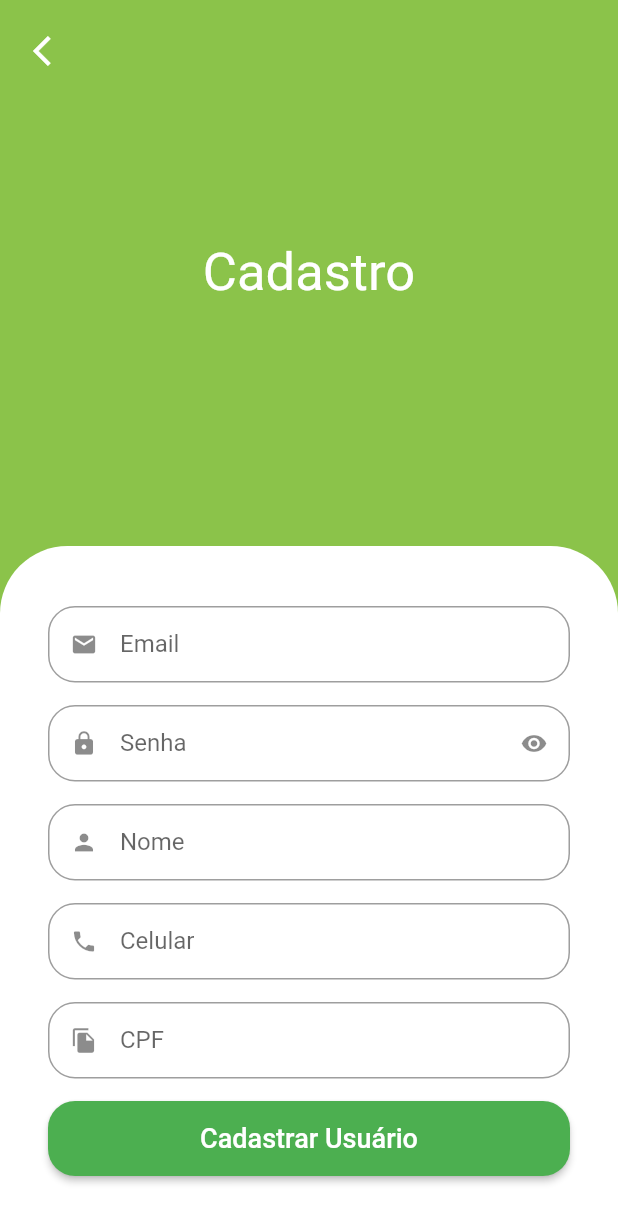
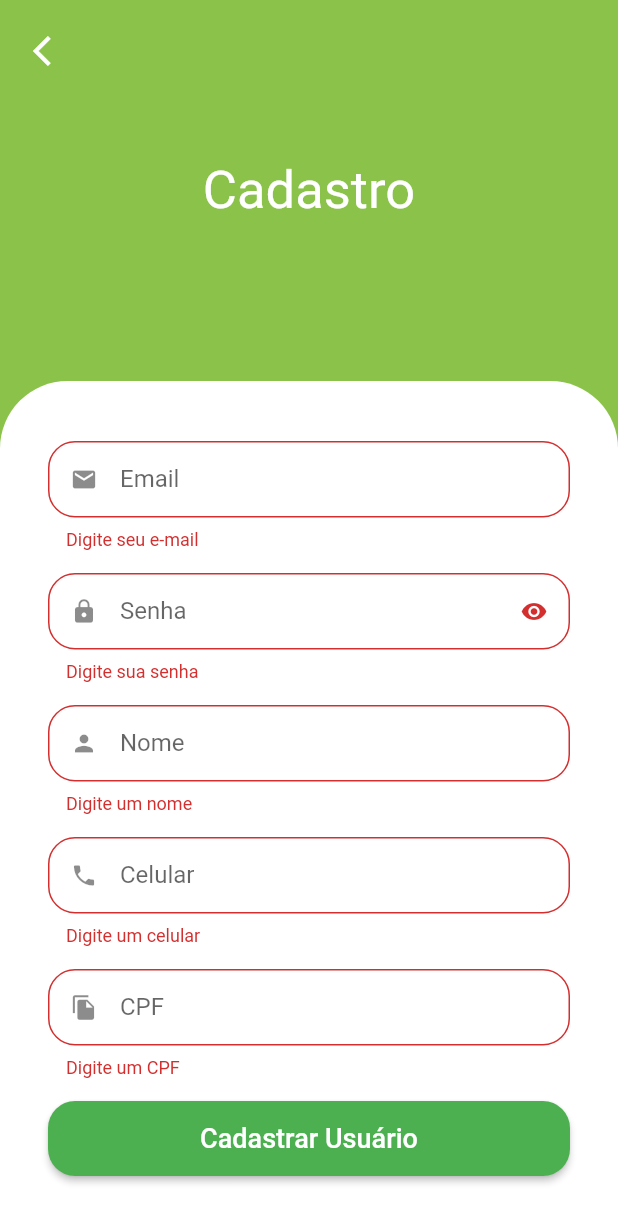
Before and after one commit to Lucianoal0511/Greengrocer, a Flutter app: the SignUpScreen screen opened by its route, after a tap on "Cadastrar Usuário", on a phone screen of 412 x 824 dp. Shown: the top 1223 px of the screen. Run offline on Flutter 3.47's test engine with Material 2 defaults, Android fonts, the light colour scheme and no system bars; our stand-ins replace animated_text_kit, badges, dio, flutter_secure_storage, fluttertoast, freezed_annotation and 4 more; missing offline and left inert: add_to_cart_animation; accounts and stored records are empty.

Commit message:
Implementação dos validators

```diff
--- a/lib/src/pages/auth/view/sign_in_screen.dart
+++ b/lib/src/pages/auth/view/sign_in_screen.dart
@@ -5,6 +5,7 @@ import 'package:greengrocer/src/config/custom_colors.dart';
 import 'package:greengrocer/src/pages/auth/controller/auth_controller.dart';
 import 'package:greengrocer/src/pages/common_widgets/custom_text_field.dart';
 import 'package:greengrocer/src/pages_routes/app_pages.dart';
+import 'package:greengrocer/src/services/validators.dart';
 
 class SignInScreen extends StatelessWidget {
   SignInScreen({Key? key}) : super(key: key);
@@ -95,15 +96,7 @@ class SignInScreen extends StatelessWidget {
                         controller: emailController,
                         icon: Icons.email,
                         label: 'E-mail',
-                        validator: (email) {
-                          if (email == null || email.isEmpty) {
-                            return 'Digite seu e-mail';
-                          }
-
-                          if (!email.isEmail) return 'Digite um e-mail válido';
-
-                          return null;
-                        },
+                        validator: emailValidator,
                       ),
 
                       //Senha
@@ -112,17 +105,7 @@ class SignInScreen extends StatelessWidget {
                         icon: Icons.lock,
                         label: 'Senha',
                         isSecret: true,
-                        validator: (password) {
-                          if (password == null || password.isEmpty) {
-                            return 'Digite sua senha';
-                          }
-
-                          if (password.length < 7) {
-                            return 'Digite uma senha com pelo menos 7 caracteres.';
-                          }
-
-                          return null;
-                        },
+                        validator: passwordValidator,
                       ),
 
                       //Botão de Entrar
--- a/lib/src/pages/auth/view/sign_up_screen.dart
+++ b/lib/src/pages/auth/view/sign_up_screen.dart
@@ -2,6 +2,7 @@ import 'package:flutter/material.dart';
 import 'package:greengrocer/src/config/custom_colors.dart';
 import 'package:greengrocer/src/pages/common_widgets/custom_text_field.dart';
 import 'package:greengrocer/src/pages/auth/view/sign_in_screen.dart';
+import 'package:greengrocer/src/services/validators.dart';
 import 'package:mask_text_input_formatter/mask_text_input_formatter.dart';
 
 class SignUpScreen extends StatelessWidget {
@@ -16,6 +17,8 @@ class SignUpScreen extends StatelessWidget {
     mask: '(##) # ####-####',
     filter: {'#': RegExp(r'[0-9]')},
   );
+
+  final _formKey = GlobalKey<FormState>();
 
   @override
   Widget build(BuildContext context) {
@@ -48,31 +51,41 @@ class SignUpScreen extends StatelessWidget {
                         borderRadius: BorderRadius.vertical(
                           top: Radius.circular(45),
                         )),
+                    child: Form(
+                      key: _formKey,
                       child: Column(
                         crossAxisAlignment: CrossAxisAlignment.stretch,
                         children: [
                           const CustomTextField(
                             icon: Icons.email,
                             label: 'Email',
+                            textInputType: TextInputType.emailAddress,
+                            validator: emailValidator,
                           ),
                           const CustomTextField(
                             icon: Icons.lock,
                             label: 'Senha',
+                            validator: passwordValidator,
                             isSecret: true,
                           ),
                           const CustomTextField(
                             icon: Icons.person,
                             label: 'Nome',
+                            validator: nameValidator,
                           ),
                           CustomTextField(
                             icon: Icons.phone,
                             label: 'Celular',
+                            validator: phoneValidator,
                             inputFormatters: [phoneFormatter],
+                            textInputType: TextInputType.phone,
                           ),
                           CustomTextField(
                             icon: Icons.file_copy,
                             label: 'CPF',
+                            validator: cpfValidator,
                             inputFormatters: [cpfFormatter],
+                            textInputType: TextInputType.number,
                           ),
                           SizedBox(
                             height: 50,
@@ -82,13 +95,16 @@ class SignUpScreen extends StatelessWidget {
                                     borderRadius: BorderRadius.circular(18)
                                   )
                                 ),
-                              onPressed: () {},
+                                onPressed: () {
+                                  _formKey.currentState!.validate();
+                                },
                                 child: const Text(
                                   'Cadastrar Usuário',
                                   style: TextStyle(fontSize: 18),
                                 )),
                           )
                         ],
+                      ),
                     ),
                   )
                 ],
--- a/lib/src/pages/common_widgets/custom_text_field.dart
+++ b/lib/src/pages/common_widgets/custom_text_field.dart
@@ -10,6 +10,7 @@ class CustomTextField extends StatefulWidget {
   final bool readOnly;
   final String? Function(String?)? validator;
   final TextEditingController? controller;
+  final TextInputType? textInputType;
 
   const CustomTextField({
     Key? key,
@@ -21,6 +22,7 @@ class CustomTextField extends StatefulWidget {
     this.readOnly = false,
     this.validator,
     this.controller,
+    this.textInputType,
   }) : super(key: key);
 
   @override
@@ -48,6 +50,7 @@ class _CustomTextFieldState extends State<CustomTextField> {
         inputFormatters: widget.inputFormatters,
         obscureText: isObscure,
         validator: widget.validator,
+        keyboardType: widget.textInputType,
         decoration: InputDecoration(
             prefixIcon: Icon(widget.icon),
             suffixIcon: widget.isSecret
--- a/lib/src/pages/profile/profile_tab.dart
+++ b/lib/src/pages/profile/profile_tab.dart
@@ -17,7 +17,9 @@ class _ProfileTabState extends State<ProfileTab> {
         title: const Text('Perfil do Usuário'),
         actions: [
           IconButton(
-            onPressed: () {},
+            onPressed: () {
+
+            },
             icon: const Icon(
               Icons.logout,
             ),
--- /dev/null
+++ b/lib/src/services/validators.dart
@@ -0,0 +1,55 @@
+import 'package:get/get.dart';
+
+String? emailValidator(String? email) {
+  if (email == null || email.isEmpty) {
+    return 'Digite seu e-mail';
+  }
+
+  if (!email.isEmail) return 'Digite um e-mail válido';
+
+  return null;
+}
+
+String? passwordValidator(password) {
+  if (password == null || password.isEmpty) {
+    return 'Digite sua senha';
+  }
+
+  if (password.length < 7) {
+    return 'Digite uma senha com pelo menos 7 caracteres.';
+  }
+
+  return null;
+}
+
+String? nameValidator(String? name) {
+  if (name == null || name.isEmpty) {
+    return 'Digite um nome';
+  }
+
+  final names = name.split(' '); //cria lista de nomes
+
+  if (names.length == 1) return 'Digite seu nome completo!'; //verifica se tem dois ou mais nomes
+
+  return null;
+}
+
+String? phoneValidator(String? phone) {
+  if (phone == null || phone.isEmpty) {
+    return 'Digite um celular';
+  }
+
+  if (phone.length < 14 || !phone.isPhoneNumber) return 'Digite um número válido!'; //verifica se é um número de telefone válido
+
+  return null;
+}
+
+String? cpfValidator(String? cpf) {
+  if (cpf == null || cpf.isEmpty) {
+    return 'Digite um CPF';
+  }
+
+  if (!cpf.isCpf) return 'Digite um CPF válido!';
+
+  return null;
+}
```
Lines whose indentation alone changed are shown as unchanged.
